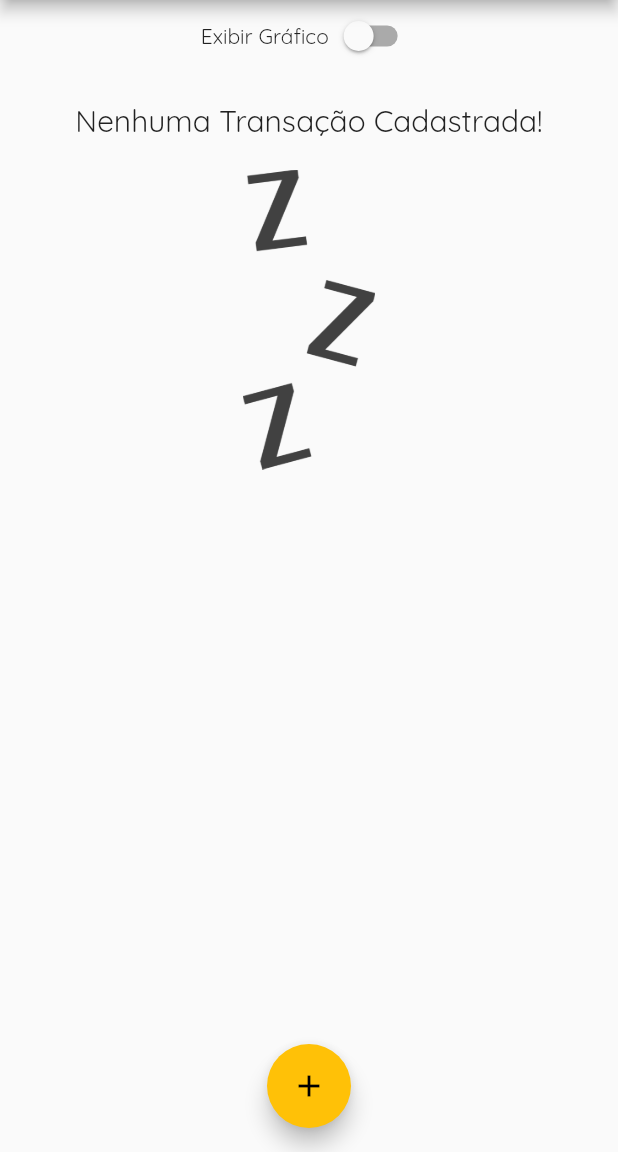
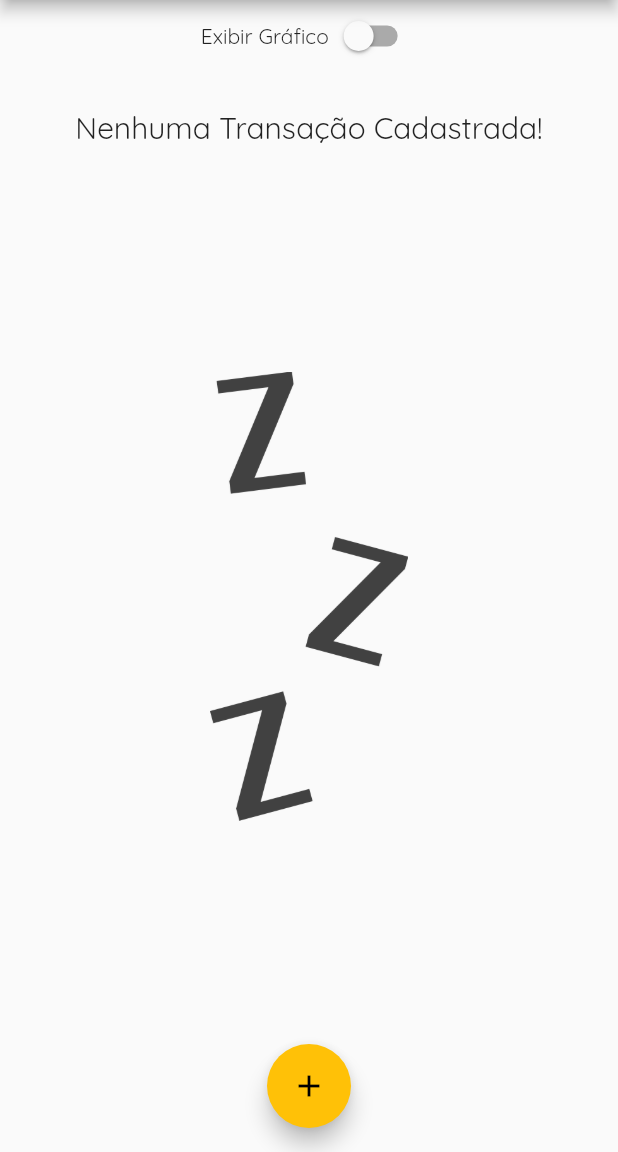
Before and after one commit to wandealves/despesas_pessoal, a Flutter app: the screen it shows after launch, on a phone screen of 412 x 824 dp, the part 84-1236 px from its top. Run offline on Flutter 3.47's test engine with Material 2 defaults, Android fonts, the phone set to English and light mode, and no system bars.

Commit message:
Ajuste rotação

```diff
--- a/expenses/lib/components/transaction_list.dart
+++ b/expenses/lib/components/transaction_list.dart
@@ -11,26 +11,33 @@ class TransactionList extends StatelessWidget {
   @override
   Widget build(BuildContext context) {
     return transactions.isEmpty
-        ? Column(
+        ? LayoutBuilder(
+            builder: (ctx, constraints) {
+              return Column(
                 children: <Widget>[
                   SizedBox(
-                height: 20,
+                    height: constraints.maxHeight * 0.05,
                   ),
-              Text(
+                  Container(
+                    height: constraints.maxHeight * 0.3,
+                    child: Text(
                       'Nenhuma Transação Cadastrada!',
                       style: Theme.of(context).textTheme.title,
                     ),
+                  ),
                   SizedBox(
-                height: 20,
+                    height: constraints.maxHeight * 0.05,
                   ),
                   Container(
-                height: 200,
+                    height: constraints.maxHeight * 0.6,
                     child: Image.asset(
                       'assets/images/waiting.png',
                       fit: BoxFit.cover,
                     ),
                   ),
                 ],
+              );
+            },
           )
         : ListView.builder(
             itemCount: transactions.length,
```
Lines whose indentation alone changed are shown as unchanged.
